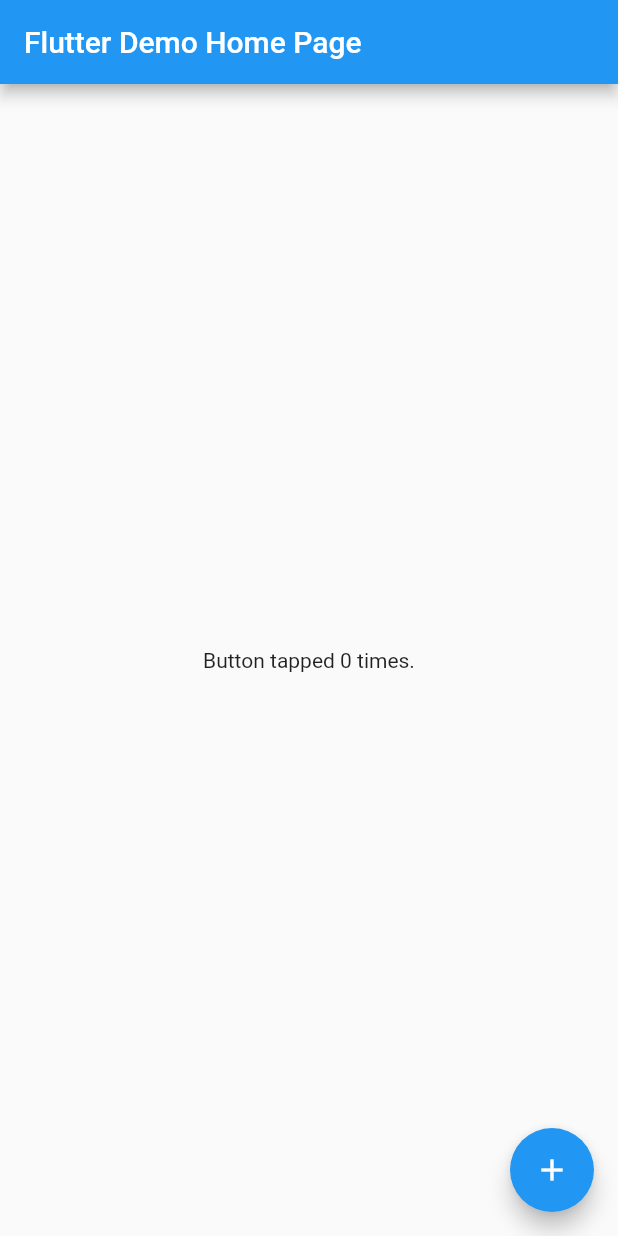
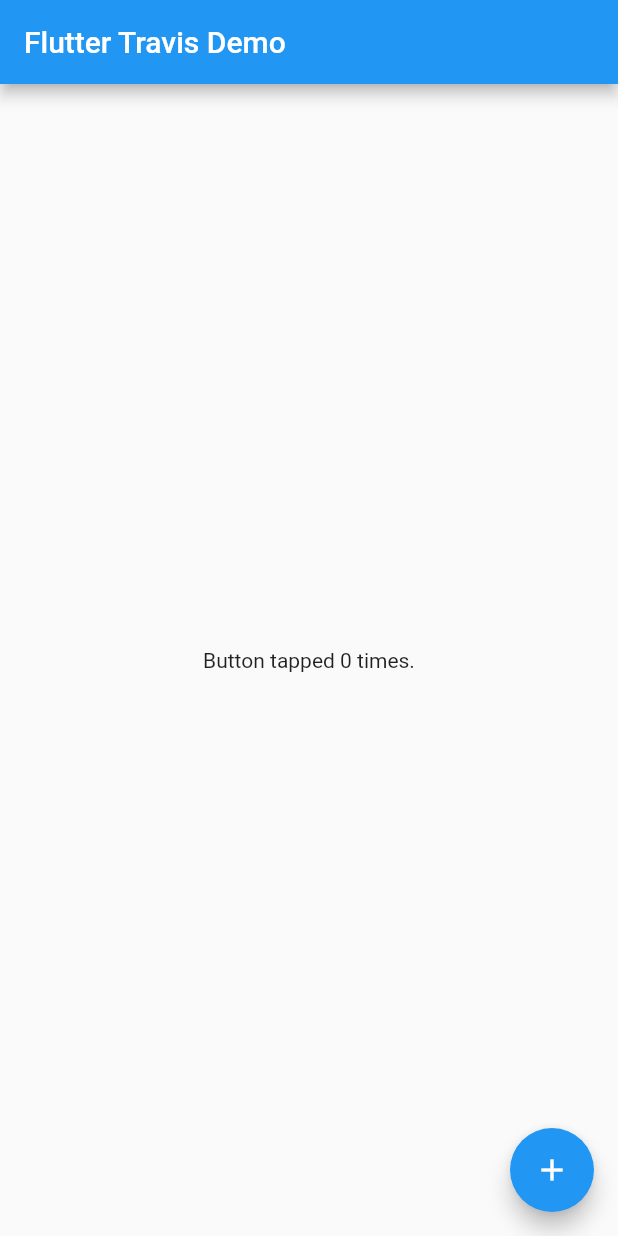
Before and after one commit to adhulappanavar/flutter_travisci, a Flutter app: the screen it shows after launch, on a phone screen of 412 x 824 dp. Run offline on Flutter 3.47's test engine with Material 2 defaults, Android fonts, the phone set to English and light mode, and no system bars.

Commit message:
Changed the Title

```diff
--- a/lib/main.dart
+++ b/lib/main.dart
@@ -22,7 +22,7 @@ class MyApp extends StatelessWidget {
         // is not restarted.
         primarySwatch: Colors.blue,
       ),
-      home: new MyHomePage(title: 'Flutter Demo Home Page'),
+      home: new MyHomePage(title: 'Flutter Travis Demo'),
     );
   }
 }
```
